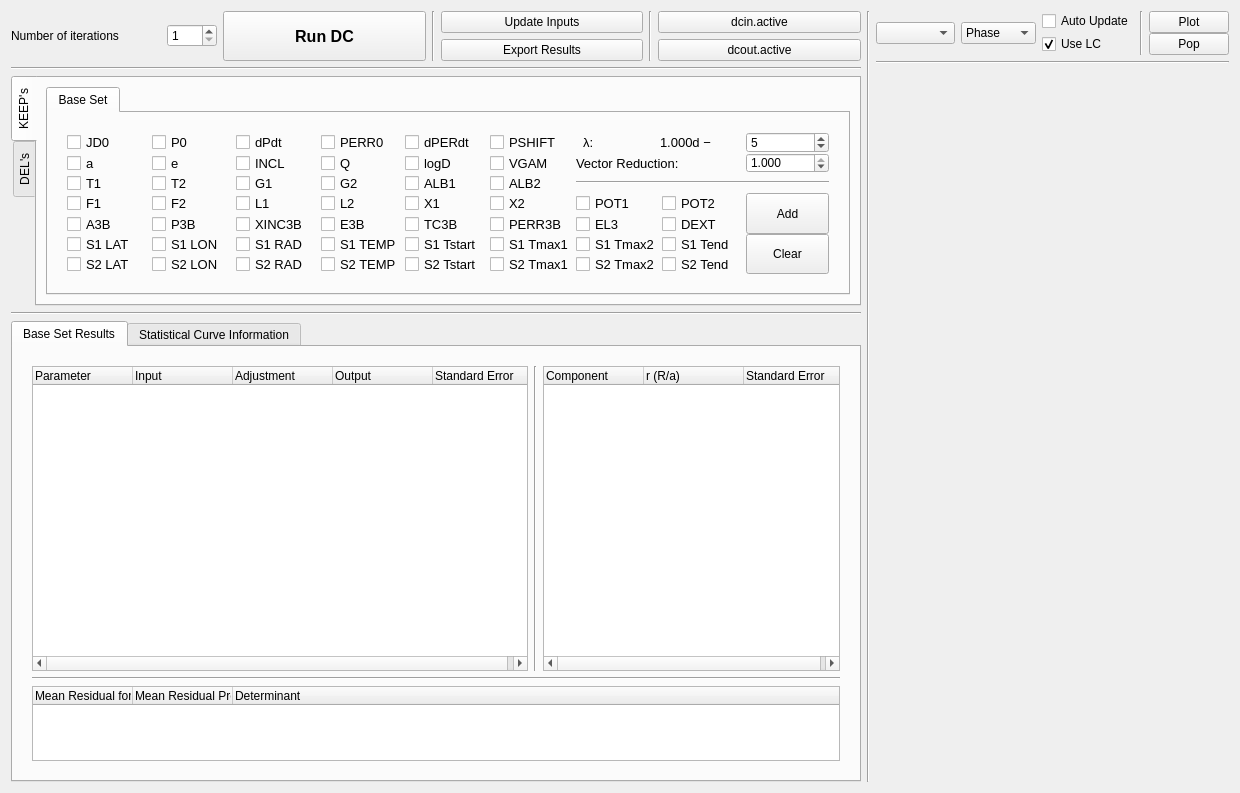
The window that resources/dcwidget.ui (Varnani/PyWD2015) describes before a commit, drawn with Qt 5.
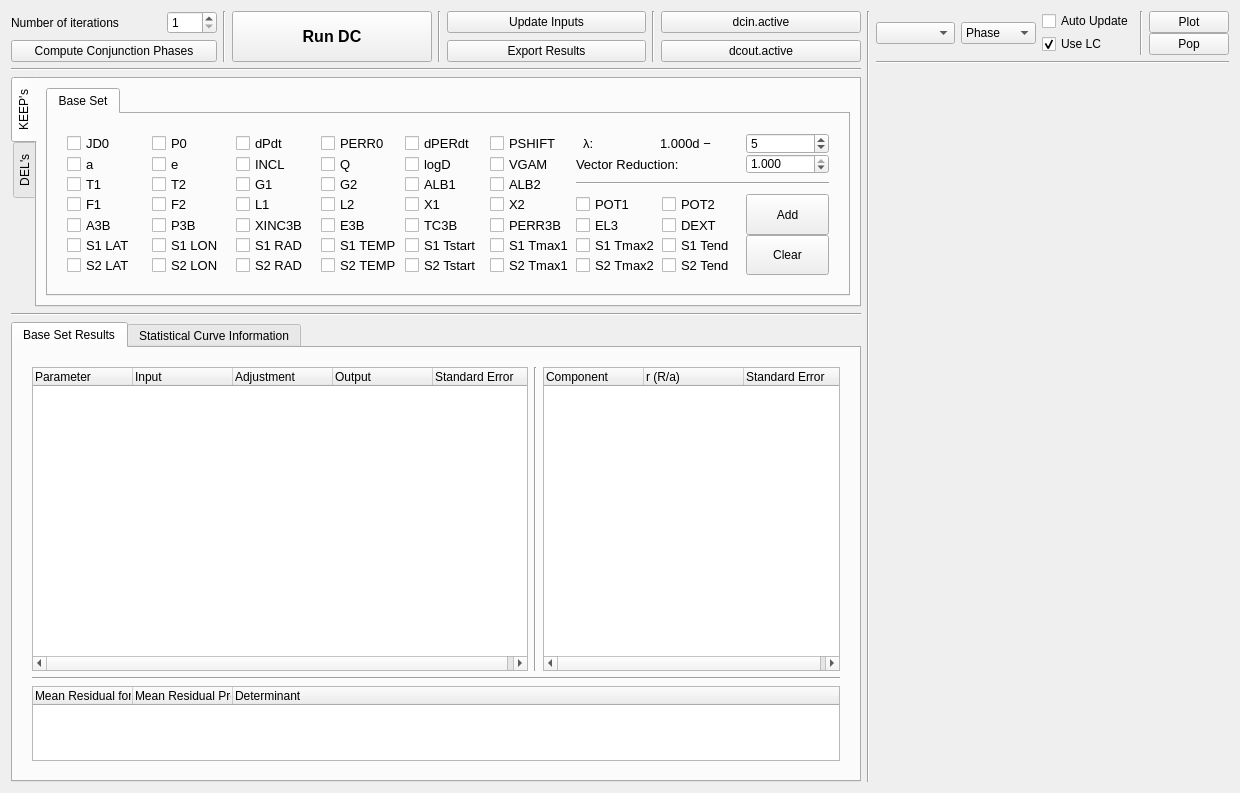
The same window after the commit.

What changed in the file:
```diff
--- a/resources/dcwidget.ui
+++ b/resources/dcwidget.ui
@@ -20,47 +20,49 @@
       <layout class="QVBoxLayout" name="verticalLayout_2">
        <item>
         <layout class="QGridLayout" name="gridLayout">
-         <item row="0" column="0" rowspan="2">
-          <widget class="QLabel" name="label_8">
-           <property name="sizePolicy">
-            <sizepolicy hsizetype="Minimum" vsizetype="Preferred">
-             <horstretch>0</horstretch>
-             <verstretch>0</verstretch>
-            </sizepolicy>
-           </property>
-           <property name="maximumSize">
-            <size>
-             <width>150</width>
-             <height>16777215</height>
-            </size>
-           </property>
+         <item row="0" column="11">
+          <widget class="QPushButton" name="viewlastdcin_btn">
            <property name="text">
-            <string>Number of iterations</string>
+            <string>dcin.active</string>
            </property>
           </widget>
          </item>
-         <item row="0" column="5" rowspan="2">
+         <item row="0" column="10" rowspan="2">
           <widget class="Line" name="line_9">
            <property name="orientation">
             <enum>Qt::Vertical</enum>
            </property>
           </widget>
          </item>
-         <item row="1" column="4">
+         <item row="0" column="7" rowspan="2">
+          <widget class="Line" name="line_2">
+           <property name="orientation">
+            <enum>Qt::Vertical</enum>
+           </property>
+          </widget>
+         </item>
+         <item row="1" column="9">
           <widget class="QPushButton" name="exportresults_btn">
            <property name="text">
             <string>Export Results</string>
            </property>
           </widget>
          </item>
-         <item row="0" column="4">
+         <item row="0" column="9">
           <widget class="QPushButton" name="updateinputs_btn">
            <property name="text">
             <string>Update Inputs</string>
            </property>
           </widget>
          </item>
-         <item row="0" column="2" rowspan="2">
+         <item row="1" column="11">
+          <widget class="QPushButton" name="viewlaastdcout_btn">
+           <property name="text">
+            <string>dcout.active</string>
+           </property>
+          </widget>
+         </item>
+         <item row="0" column="6" rowspan="2">
           <widget class="QPushButton" name="rundc2015_btn">
            <property name="sizePolicy">
             <sizepolicy hsizetype="Minimum" vsizetype="Preferred">
@@ -80,14 +82,33 @@
            </property>
           </widget>
          </item>
-         <item row="0" column="6">
-          <widget class="QPushButton" name="viewlastdcin_btn">
+         <item row="0" column="1">
+          <widget class="QLabel" name="label_8">
+           <property name="sizePolicy">
+            <sizepolicy hsizetype="Minimum" vsizetype="Preferred">
+             <horstretch>0</horstretch>
+             <verstretch>0</verstretch>
+            </sizepolicy>
+           </property>
+           <property name="maximumSize">
+            <size>
+             <width>150</width>
+             <height>16777215</height>
+            </size>
+           </property>
            <property name="text">
-            <string>dcin.active</string>
+            <string>Number of iterations</string>
            </property>
           </widget>
          </item>
-         <item row="0" column="1" rowspan="2">
+         <item row="1" column="1" colspan="2">
+          <widget class="QPushButton" name="conjunction_btn">
+           <property name="text">
+            <string>Compute Conjunction Phases</string>
+           </property>
+          </widget>
+         </item>
+         <item row="0" column="2">
           <widget class="QSpinBox" name="iteration_spinbox">
            <property name="maximumSize">
             <size>
@@ -101,19 +122,12 @@
           </widget>
          </item>
          <item row="0" column="3" rowspan="2">
-          <widget class="Line" name="line_2">
+          <widget class="Line" name="line_12">
            <property name="orientation">
             <enum>Qt::Vertical</enum>
            </property>
           </widget>
          </item>
-         <item row="1" column="6">
-          <widget class="QPushButton" name="viewlaastdcout_btn">
-           <property name="text">
-            <string>dcout.active</string>
-           </property>
-          </widget>
-         </item>
         </layout>
        </item>
        <item>
```
